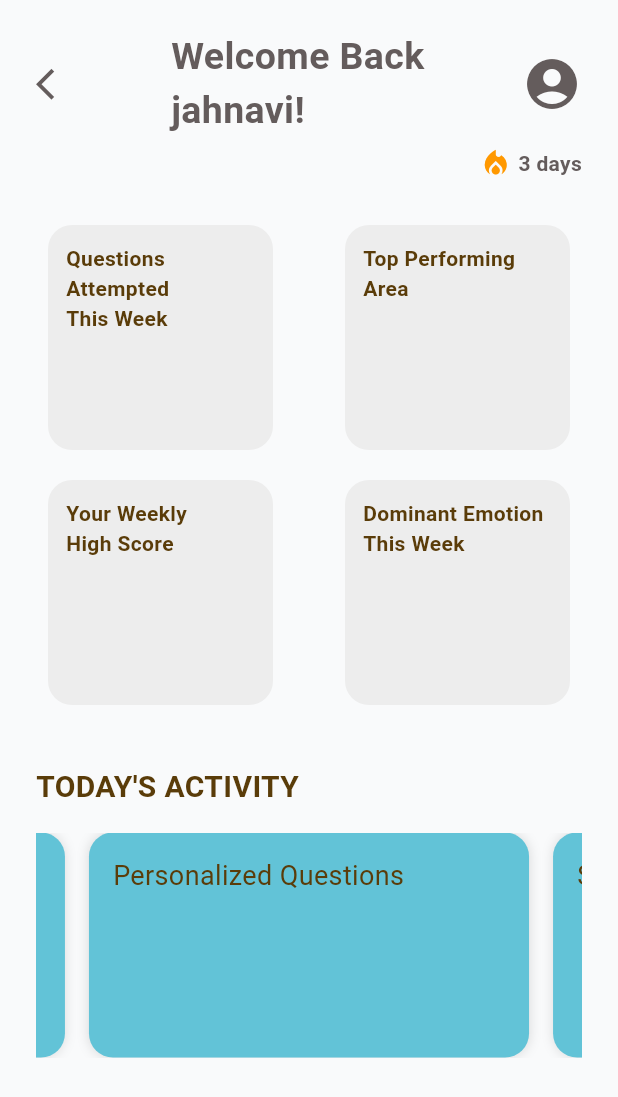
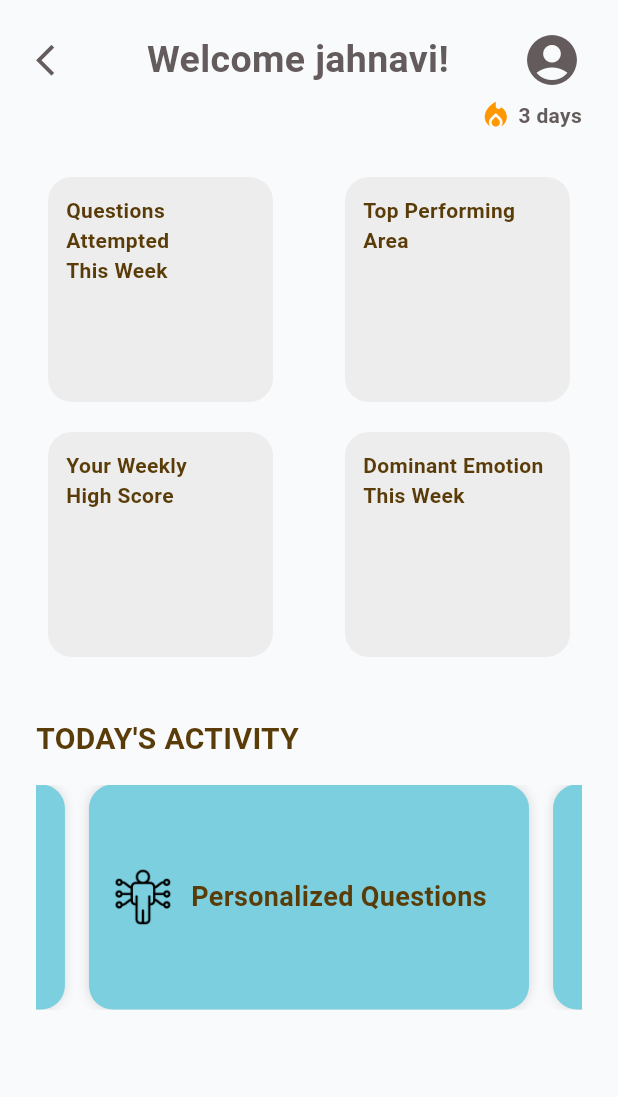
Before and after one commit to SapphireAG/AI-Interview-Coach-Talk2Hire, a Flutter app: the screen it shows after launch, on a phone screen of 412 x 824 dp. Shown: the top 1097 px of the screen. Run offline on Flutter 3.47's test engine with Material 3 defaults, Android fonts, the phone set to English and light mode, and no system bars; our stand-ins replace audioplayers, camera; missing offline and left inert: record.

Commit message:
added logos

```diff
--- a/flutter_frontend/lib/report_page.dart
+++ b/flutter_frontend/lib/report_page.dart
@@ -20,6 +20,12 @@ class _ReportPageState extends State<ReportPage> {
     'Scenario-Based Questions',
   ];
 
+  final Map<String, String> featureIcons = {
+    'Technical Questions': 'assets/tech.png',
+    'Personalized Questions': 'assets/personal.png',
+    'Scenario-Based Questions': 'assets/scenario.png',
+  };
+
   @override
   void initState() {
     super.initState();
@@ -41,6 +47,8 @@ class _ReportPageState extends State<ReportPage> {
     _autoScrollTimer.cancel();
     super.dispose();
   }
+
+
 
   @override
   Widget build(BuildContext context) {
@@ -67,7 +75,7 @@ class _ReportPageState extends State<ReportPage> {
                     child: Align(
                       alignment: Alignment.topCenter,
                       child: Text(
-                        "Welcome Back\n${widget.username}!",
+                        "Welcome ${widget.username}!",
                         style: const TextStyle(
                           fontSize: 25,
                           fontWeight: FontWeight.bold,
@@ -163,20 +171,33 @@ class _ReportPageState extends State<ReportPage> {
                       padding: const EdgeInsets.symmetric(horizontal: 8.0),
                       child: Container(
                         decoration: BoxDecoration(
-                          color: Color.fromARGB(255, 98, 195, 215),
+                          color: Color.fromARGB(255, 123, 207, 222),
                           borderRadius: BorderRadius.circular(16),
                           boxShadow: [
                             BoxShadow(color: Colors.black12, blurRadius: 6),
                           ],
                         ),
                         padding: const EdgeInsets.all(16),
+                        child: Row(
+                          children: [
+                            Image.asset(
+                              featureIcons[features[index]] ?? '',
+                              height: 40,
+                              width: 40,
+                            ),
+                            const SizedBox(width: 12),
+                            Expanded(
                               child: Text(
                                 features[index],
                                 style: const TextStyle(
                                   fontSize: 18,
+                                  fontWeight: FontWeight.bold,
                                   color: Color.fromARGB(255, 90, 60, 9),
                                 ),
-                        )
+                              ),
+                            ),
+                          ],
+                        ),
                       ),
                     );
                   },
```
Also changed, not shown: flutter_frontend/assets/scenario.png. Lines whose indentation alone changed are shown as unchanged.
